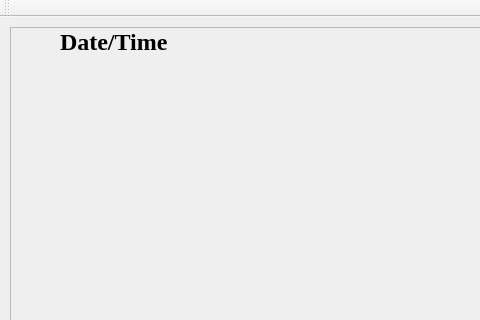
Before: the Qt Designer form mainwindow.ui in tomyqg/topaz-m, drawn with Qt 5; both pictures show x 0 to 480 and y 0 to 320 of the 1280 by 800 pixel window.
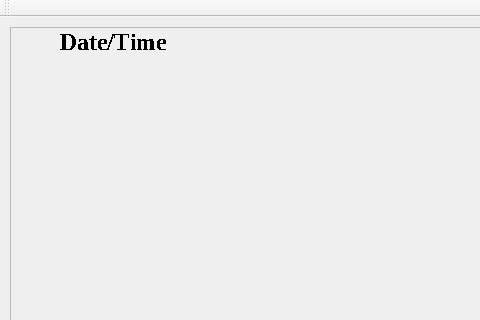
After: the same form once the commit is applied. Icons and pictures are not drawn. Custom widgets are drawn as their Qt base class.

```diff
--- a/mainwindow.ui
+++ b/mainwindow.ui
@@ -66,6 +66,7 @@
       <pointsize>14</pointsize>
       <weight>75</weight>
       <bold>true</bold>
+      <stylestrategy>NoAntialias</stylestrategy>
      </font>
     </property>
     <property name="focusPolicy">
```
Left out of the diff: 5 changed lines with no effect on the pictures.
